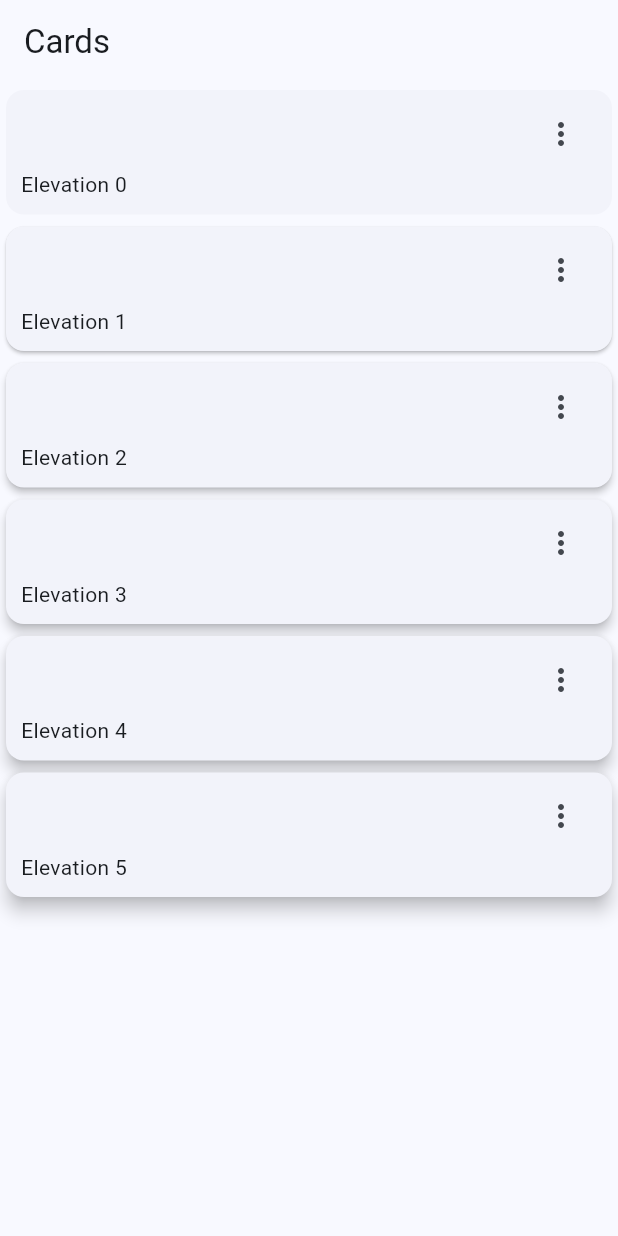
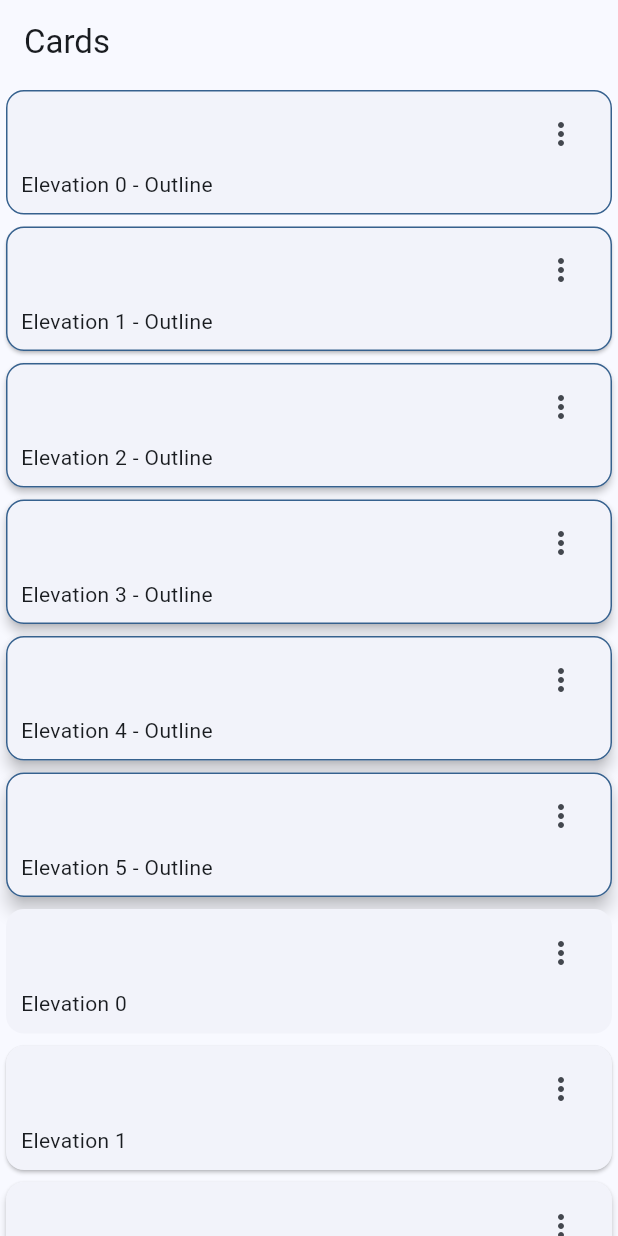
Before and after one commit to alvag/widgets_app_flutter, a Flutter app: the CardsScreen screen opened by its route, on a phone screen of 412 x 824 dp. Run offline on Flutter 3.47's test engine with Material 2 defaults, Android fonts, the phone set to English and light mode, and no system bars; our stand-ins replace go_router.

Commit message:
Tarjetas con borde

```diff
--- a/lib/presentation/screens/cards/cards_screen.dart
+++ b/lib/presentation/screens/cards/cards_screen.dart
@@ -35,9 +35,51 @@ class _CardsView extends StatelessWidget {
         children: [
           ...cards.map(
             (card) =>
+                _CardType2(label: card['label'], elevation: card['elevation']),
+          ),
+          ...cards.map(
+            (card) =>
                 _CardType1(label: card['label'], elevation: card['elevation']),
           )
         ],
+      ),
+    );
+  }
+}
+
+class _CardType2 extends StatelessWidget {
+  final String label;
+  final double elevation;
+
+  const _CardType2({required this.label, required this.elevation});
+
+  @override
+  Widget build(BuildContext context) {
+    final colors = Theme.of(context).colorScheme;
+
+    return Card(
+      shape: RoundedRectangleBorder(
+        side: BorderSide(color: colors.primary),
+        borderRadius: const BorderRadius.all(Radius.circular(12)),
+      ),
+      elevation: elevation,
+      child: Padding(
+        padding: const EdgeInsets.fromLTRB(10, 5, 10, 10),
+        child: Column(
+          children: [
+            Align(
+              alignment: Alignment.topRight,
+              child: IconButton(
+                icon: const Icon(Icons.more_vert_outlined),
+                onPressed: () {},
+              ),
+            ),
+            Align(
+              alignment: Alignment.bottomLeft,
+              child: Text('$label - Outline'),
+            )
+          ],
+        ),
       ),
     );
   }
```
